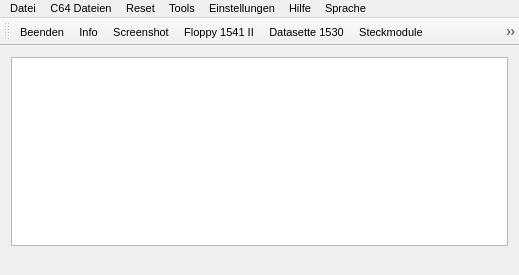
First picture: the form in src/main_window.ui, repository ThKattanek/emu64, before the edit.
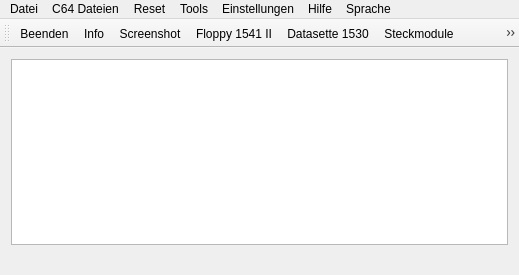
Second picture: the form after the edit. Icons and pictures are not drawn.

Commit message: MainWindow angepasst

Diff of the .ui file:
```diff
--- a/src/main_window.ui
+++ b/src/main_window.ui
@@ -13,11 +13,6 @@
     <height>275</height>
    </rect>
   </property>
-  <property name="font">
-   <font>
-    <pointsize>8</pointsize>
-   </font>
-  </property>
   <property name="mouseTracking">
    <bool>false</bool>
   </property>
@@ -60,11 +55,6 @@
    <bool>false</bool>
   </property>
   <widget class="QWidget" name="centralWidget">
-   <property name="font">
-    <font>
-     <pointsize>8</pointsize>
-    </font>
-   </property>
    <layout class="QGridLayout" name="gridLayout">
     <item row="0" column="0">
      <widget class="QTableWidget" name="FloppyTabel">
@@ -103,13 +93,6 @@
      <height>0</height>
     </size>
    </property>
-   <property name="font">
-    <font>
-     <family>Arial</family>
-     <weight>50</weight>
-     <bold>false</bold>
-    </font>
-   </property>
    <property name="autoFillBackground">
     <bool>false</bool>
    </property>
@@ -163,16 +146,9 @@
      <x>0</x>
      <y>0</y>
      <width>519</width>
-     <height>23</height>
+     <height>27</height>
     </rect>
    </property>
-   <property name="font">
-    <font>
-     <family>Arial</family>
-     <weight>50</weight>
-     <bold>false</bold>
-    </font>
-   </property>
    <property name="toolTip">
     <string/>
    </property>
@@ -186,13 +162,6 @@
     <bool>false</bool>
    </property>
    <widget class="QMenu" name="menu_main_help">
-    <property name="font">
-     <font>
-      <family>Arial</family>
-      <weight>50</weight>
-      <bold>false</bold>
-     </font>
-    </property>
     <property name="title">
      <string>Hilfe</string>
     </property>
@@ -284,13 +253,6 @@
     <addaction name="actionFenster_Optionen"/>
    </widget>
    <widget class="QMenu" name="menuSprache">
-    <property name="font">
-     <font>
-      <family>Arial</family>
-      <weight>50</weight>
-      <bold>false</bold>
-     </font>
-    </property>
     <property name="title">
      <string>Sprache</string>
     </property>
@@ -329,13 +291,6 @@
    <property name="statusTip">
     <string>Infos zur aktuellen Emu64 Version.</string>
    </property>
-   <property name="font">
-    <font>
-     <family>Arial</family>
-     <weight>50</weight>
-     <bold>false</bold>
-    </font>
-   </property>
    <property name="iconVisibleInMenu">
     <bool>true</bool>
    </property>
@@ -357,13 +312,6 @@
    <property name="statusTip">
     <string>Hier können Sie C64 Diskimages auswählen oder bearbeiten. [D64,G64,ZIP]</string>
    </property>
-   <property name="font">
-    <font>
-     <family>Arial</family>
-     <weight>50</weight>
-     <bold>false</bold>
-    </font>
-   </property>
    <property name="shortcut">
     <string notr="true">Alt+D</string>
    </property>
@@ -391,13 +339,6 @@
    <property name="statusTip">
     <string>Alle Funktionen der Datasette 1530. [TAP,WAV]</string>
    </property>
-   <property name="font">
-    <font>
-     <family>Arial</family>
-     <weight>50</weight>
-     <bold>false</bold>
-    </font>
-   </property>
    <property name="shortcut">
     <string notr="true">Alt+K</string>
    </property>
@@ -422,13 +363,6 @@
    <property name="statusTip">
     <string>Hier können Sie ein Steckmodul in den Emu64 einsetzen. [CRT]</string>
    </property>
-   <property name="font">
-    <font>
-     <family>Arial</family>
-     <weight>50</weight>
-     <bold>false</bold>
-    </font>
-   </property>
    <property name="shortcut">
     <string notr="true">Alt+M</string>
    </property>
@@ -504,13 +438,6 @@
    <property name="statusTip">
     <string>Führt ein Softreset des C64 durch. Das C64 RAM wird dabei nicht gelöscht.</string>
    </property>
-   <property name="font">
-    <font>
-     <family>Arial</family>
-     <weight>50</weight>
-     <bold>false</bold>
-    </font>
-   </property>
    <property name="shortcut">
     <string notr="true">F12</string>
    </property>
@@ -532,13 +459,6 @@
    <property name="statusTip">
     <string>Führt ein Hardreset des C64 durch. Das C64 RAM wird dabei gelöscht. Es gleicht dem Ein- und Auschalten des C64.</string>
    </property>
-   <property name="font">
-    <font>
-     <family>Arial</family>
-     <weight>50</weight>
-     <bold>false</bold>
-    </font>
-   </property>
    <property name="shortcut">
     <string notr="true">Shift+F12</string>
    </property>
@@ -566,13 +486,6 @@
    <property name="statusTip">
     <string>Beendet den Emu64.</string>
    </property>
-   <property name="font">
-    <font>
-     <family>Arial</family>
-     <weight>50</weight>
-     <bold>false</bold>
-    </font>
-   </property>
    <property name="shortcut">
     <string notr="true">Alt+X</string>
    </property>
@@ -618,13 +531,6 @@
    <property name="statusTip">
     <string>Erzeugt ein Bildschirmfoto vom C64 Bildschirm.</string>
    </property>
-   <property name="font">
-    <font>
-     <family>Arial</family>
-     <weight>50</weight>
-     <bold>false</bold>
-    </font>
-   </property>
    <property name="shortcut">
     <string>F11</string>
    </property>
@@ -689,13 +595,6 @@
    <property name="statusTip">
     <string>Sehr Komfortabler Debugger und Disassembler.</string>
    </property>
-   <property name="font">
-    <font>
-     <family>Arial</family>
-     <weight>50</weight>
-     <bold>false</bold>
-    </font>
-   </property>
    <property name="iconVisibleInMenu">
     <bool>true</bool>
    </property>
@@ -714,13 +613,6 @@
    <property name="statusTip">
     <string>Hier können Sie die C64 Geschwindigkeit sufenlos von 5% bis 500% einstellen.</string>
    </property>
-   <property name="font">
-    <font>
-     <family>Arial</family>
-     <weight>50</weight>
-     <bold>false</bold>
-    </font>
-   </property>
    <property name="iconVisibleInMenu">
     <bool>true</bool>
    </property>
@@ -955,13 +847,6 @@
    <property name="statusTip">
     <string>Öffnet das Emu64 Handbuch.</string>
    </property>
-   <property name="font">
-    <font>
-     <family>Arial</family>
-     <weight>50</weight>
-     <bold>false</bold>
-    </font>
-   </property>
    <property name="iconVisibleInMenu">
     <bool>true</bool>
    </property>
```
Left out of the diff: 113 changed lines with no effect on the pictures.
